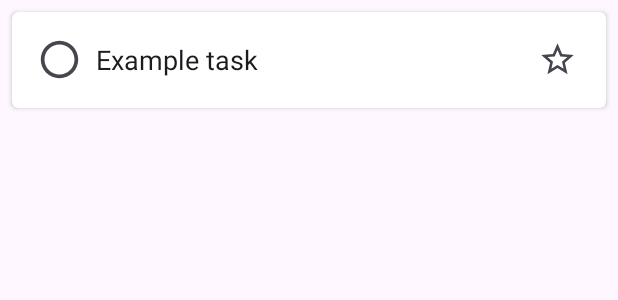
After one commit to nikolastolvanen/tasks-android-app, an Android app: the layout task_list_item.xml on its own in the app's theme, with its tools: preview values and no code run, on a phone screen of 412 x 824 dp. The commit adds this screen. Shown: the top 300 px of the screen. Run offline under Robolectric (Android 15) with nearby library versions, the phone set to English and light mode, and no system bars.

Commit message:
Add task_list_item.xml with custom checkboxes

```diff
--- /dev/null
+++ b/app/src/main/res/drawable/baseline_checked.xml
@@ -0,0 +1,5 @@
+<vector android:height="30dp" android:tint="#000000"
+    android:viewportHeight="24" android:viewportWidth="24"
+    android:width="30dp" xmlns:android="http://schemas.android.com/apk/res/android">
+    <path android:fillColor="@android:color/white" android:pathData="M12,2C6.48,2 2,6.48 2,12s4.48,10 10,10 10,-4.48 10,-10S17.52,2 12,2zM10,17l-5,-5 1.41,-1.41L10,14.17l7.59,-7.59L19,8l-9,9z"/>
+</vector>
--- /dev/null
+++ b/app/src/main/res/drawable/baseline_star_checked.xml
@@ -0,0 +1,5 @@
+<vector android:height="26dp" android:tint="#000000"
+    android:viewportHeight="24" android:viewportWidth="24"
+    android:width="26dp" xmlns:android="http://schemas.android.com/apk/res/android">
+    <path android:fillColor="@android:color/white" android:pathData="M12,17.27L18.18,21l-1.64,-7.03L22,9.24l-7.19,-0.61L12,2 9.19,8.63 2,9.24l5.46,4.73L5.82,21z"/>
+</vector>
--- /dev/null
+++ b/app/src/main/res/drawable/baseline_star_unchecked.xml
@@ -0,0 +1,5 @@
+<vector android:height="26dp" android:tint="#000000"
+    android:viewportHeight="24" android:viewportWidth="24"
+    android:width="26dp" xmlns:android="http://schemas.android.com/apk/res/android">
+    <path android:fillColor="@android:color/white" android:pathData="M22,9.24l-7.19,-0.62L12,2 9.19,8.63 2,9.24l5.46,4.73L5.82,21 12,17.27 18.18,21l-1.63,-7.03L22,9.24zM12,15.4l-3.76,2.27 1,-4.28 -3.32,-2.88 4.38,-0.38L12,6.1l1.71,4.04 4.38,0.38 -3.32,2.88 1,4.28L12,15.4z"/>
+</vector>
--- /dev/null
+++ b/app/src/main/res/drawable/baseline_unchecked.xml
@@ -0,0 +1,5 @@
+<vector android:height="30dp" android:tint="#000000"
+    android:viewportHeight="24" android:viewportWidth="24"
+    android:width="30dp" xmlns:android="http://schemas.android.com/apk/res/android">
+    <path android:fillColor="@android:color/white" android:pathData="M12,2C6.48,2 2,6.48 2,12s4.48,10 10,10 10,-4.48 10,-10S17.52,2 12,2zM12,20c-4.42,0 -8,-3.58 -8,-8s3.58,-8 8,-8 8,3.58 8,8 -3.58,8 -8,8z"/>
+</vector>
--- /dev/null
+++ b/app/src/main/res/drawable/circle_checkbox_selector.xml
@@ -0,0 +1,5 @@
+<?xml version="1.0" encoding="utf-8"?>
+<selector xmlns:android="http://schemas.android.com/apk/res/android">
+    <item android:drawable="@drawable/baseline_checked" android:state_checked="true"/>
+    <item android:drawable="@drawable/baseline_unchecked"/>
+</selector>
--- /dev/null
+++ b/app/src/main/res/drawable/star_checkbox_selector.xml
@@ -0,0 +1,5 @@
+<?xml version="1.0" encoding="utf-8"?>
+<selector xmlns:android="http://schemas.android.com/apk/res/android">
+    <item android:drawable="@drawable/baseline_star_checked" android:state_checked="true"/>
+    <item android:drawable="@drawable/baseline_star_unchecked"/>
+</selector>
--- a/app/src/main/res/layout/activity_main.xml
+++ b/app/src/main/res/layout/activity_main.xml
@@ -7,6 +7,7 @@
     tools:context=".MainActivity">
 
     <TextView
+        android:id="@+id/textView"
         android:layout_width="wrap_content"
         android:layout_height="wrap_content"
         android:text="Hello World!"
--- /dev/null
+++ b/app/src/main/res/layout/task_list_item.xml
@@ -0,0 +1,44 @@
+<?xml version="1.0" encoding="utf-8"?>
+<androidx.cardview.widget.CardView xmlns:android="http://schemas.android.com/apk/res/android"
+    xmlns:tools="http://schemas.android.com/tools"
+    android:layout_width="match_parent"
+    android:layout_height="wrap_content"
+    xmlns:app="http://schemas.android.com/apk/res-auto"
+    android:layout_marginStart="8dp"
+    android:layout_marginTop="8dp"
+    android:layout_marginEnd="8dp"
+    app:cardCornerRadius="4dp">
+
+    <RelativeLayout
+        android:layout_width="wrap_content"
+        android:layout_height="wrap_content"
+        android:padding="8dp">
+
+        <CheckBox
+            style="@style/custom_circle_checkbox"
+            android:id="@+id/check_box_completed"
+            android:layout_width="wrap_content"
+            android:layout_height="wrap_content"
+            android:layout_alignParentStart="true" />
+
+        <TextView
+            android:id="@+id/text_view_title"
+            android:textSize="18sp"
+            android:layout_width="wrap_content"
+            android:layout_height="wrap_content"
+            android:layout_centerInParent="true"
+            android:layout_toStartOf="@id/check_box_important"
+            android:layout_toEndOf="@+id/check_box_completed"
+            android:textAppearance="@style/TextAppearance.AppCompat.Large"
+            tools:text="Example task" />
+
+        <CheckBox
+            android:id="@+id/check_box_important"
+            style="@style/custom_star_checkbox"
+            android:layout_width="wrap_content"
+            android:layout_height="wrap_content"
+            android:layout_alignParentEnd="true" />
+
+    </RelativeLayout>
+
+</androidx.cardview.widget.CardView>
--- a/app/src/main/res/values/themes.xml
+++ b/app/src/main/res/values/themes.xml
@@ -6,4 +6,15 @@
     </style>
 
     <style name="Theme.TodolistApp" parent="Base.Theme.TodolistApp" />
+
+    <style name="custom_circle_checkbox" parent="@style/Widget.AppCompat.CompoundButton.CheckBox">
+        <item name="android:button">@drawable/circle_checkbox_selector</item>
+        <item name="android:background">@android:color/transparent</item>
+    </style>
+
+    <style name="custom_star_checkbox" parent="@style/Widget.AppCompat.CompoundButton.CheckBox">
+        <item name="android:button">@drawable/star_checkbox_selector</item>
+        <item name="android:background">@android:color/transparent</item>
+    </style>
+
 </resources>
```
